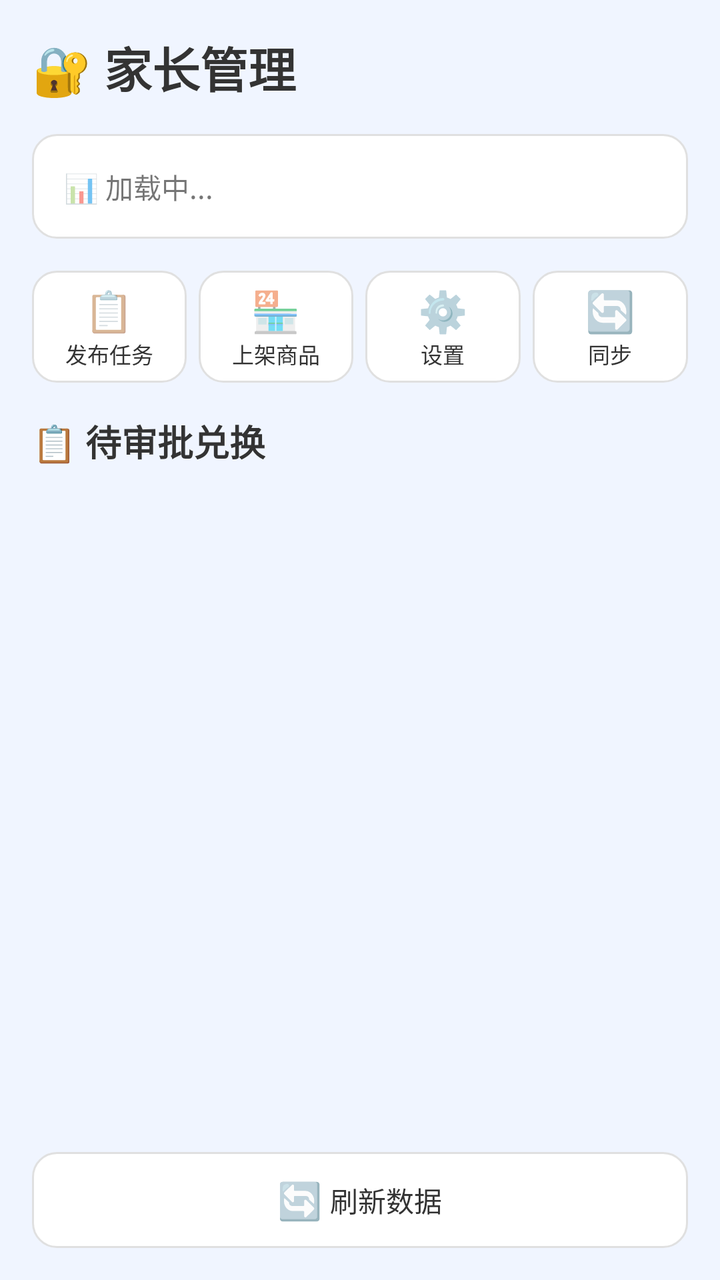
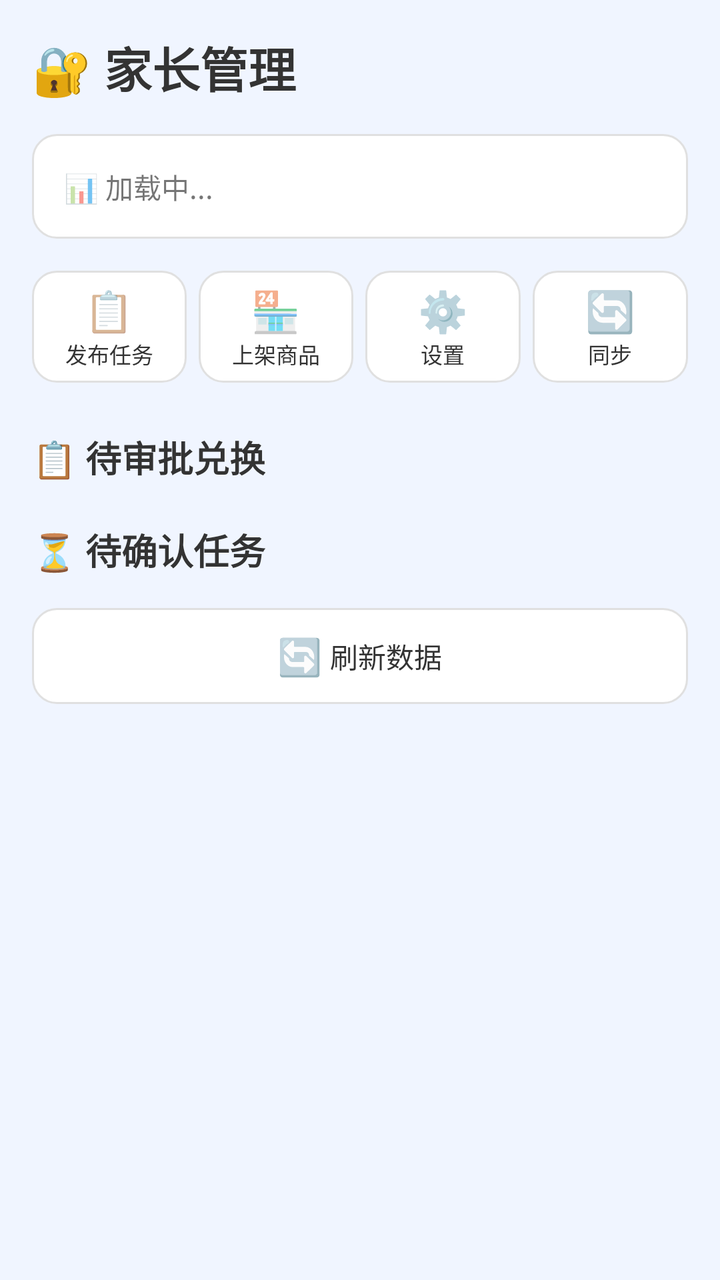

Screens rendered from an Android XML layout before and after an edit, with the pre-edit source and the edit as a unified diff.
<!-- AndroidManifest.xml: activity theme Theme.HabitTracker.Parent -->
<!-- res/layout/activity_parent.xml -->
<?xml version="1.0" encoding="utf-8"?>
<LinearLayout xmlns:android="http://schemas.android.com/apk/res/android"
    android:layout_width="match_parent"
    android:layout_height="match_parent"
    android:orientation="vertical"
    android:background="@color/background_parent"
    android:padding="16dp">

    <TextView
        android:layout_width="wrap_content"
        android:layout_height="wrap_content"
        android:text="🔐 家长管理"
        android:textSize="24sp"
        android:textColor="@color/text_primary"
        android:textStyle="bold"
        android:layout_marginBottom="16dp" />

    
    <TextView
        android:id="@+id/tv_parent_stats"
        android:layout_width="match_parent"
        android:layout_height="wrap_content"
        android:padding="16dp"
        android:background="@drawable/card_background"
        android:text="📊 加载中..."
        android:textSize="14sp"
        android:lineSpacingExtra="4dp"
        android:layout_marginBottom="16dp" />

    
    <LinearLayout
        android:layout_width="match_parent"
        android:layout_height="wrap_content"
        android:orientation="horizontal"
        android:gravity="center"
        android:layout_marginBottom="16dp">

        <LinearLayout
            android:id="@+id/btn_add_task"
            android:layout_width="0dp"
            android:layout_height="56dp"
            android:layout_weight="1"
            android:layout_marginEnd="6dp"
            android:gravity="center"
            android:orientation="vertical"
            android:background="@drawable/card_background"
            android:clickable="true"
            android:focusable="true"
            android:foreground="?attr/selectableItemBackground">

            <TextView
                android:layout_width="wrap_content"
                android:layout_height="wrap_content"
                android:text="📋"
                android:textSize="20sp" />

            <TextView
                android:layout_width="wrap_content"
                android:layout_height="wrap_content"
                android:text="发布任务"
                android:textSize="11sp"
                android:textColor="@color/text_primary" />
        </LinearLayout>

        <LinearLayout
            android:id="@+id/btn_add_shop_item"
            android:layout_width="0dp"
            android:layout_height="56dp"
            android:layout_weight="1"
            android:layout_marginEnd="6dp"
            android:gravity="center"
            android:orientation="vertical"
            android:background="@drawable/card_background"
            android:clickable="true"
            android:focusable="true"
            android:foreground="?attr/selectableItemBackground">

            <TextView
                android:layout_width="wrap_content"
                android:layout_height="wrap_content"
                android:text="🏪"
                android:textSize="20sp" />

            <TextView
                android:layout_width="wrap_content"
                android:layout_height="wrap_content"
                android:text="上架商品"
                android:textSize="11sp"
                android:textColor="@color/text_primary" />
        </LinearLayout>

        <LinearLayout
            android:id="@+id/btn_settings"
            android:layout_width="0dp"
            android:layout_height="56dp"
            android:layout_weight="1"
            android:layout_marginEnd="6dp"
            android:gravity="center"
            android:orientation="vertical"
            android:background="@drawable/card_background"
            android:clickable="true"
            android:focusable="true"
            android:foreground="?attr/selectableItemBackground">

            <TextView
                android:layout_width="wrap_content"
                android:layout_height="wrap_content"
                android:text="⚙️"
                android:textSize="20sp" />

            <TextView
                android:layout_width="wrap_content"
                android:layout_height="wrap_content"
                android:text="设置"
                android:textSize="11sp"
                android:textColor="@color/text_primary" />
        </LinearLayout>

        <LinearLayout
            android:id="@+id/btn_sync"
            android:layout_width="0dp"
            android:layout_height="56dp"
            android:layout_weight="1"
            android:gravity="center"
            android:orientation="vertical"
            android:background="@drawable/card_background"
            android:clickable="true"
            android:focusable="true"
            android:foreground="?attr/selectableItemBackground">

            <TextView
                android:layout_width="wrap_content"
                android:layout_height="wrap_content"
                android:text="🔄"
                android:textSize="20sp" />

            <TextView
                android:layout_width="wrap_content"
                android:layout_height="wrap_content"
                android:text="同步"
                android:textSize="11sp"
                android:textColor="@color/text_primary" />
        </LinearLayout>
    </LinearLayout>

    <TextView
        android:layout_width="wrap_content"
        android:layout_height="wrap_content"
        android:text="📋 待审批兑换"
        android:textSize="18sp"
        android:textColor="@color/text_primary"
        android:textStyle="bold"
        android:layout_marginBottom="8dp" />

    <androidx.recyclerview.widget.RecyclerView
        android:id="@+id/rv_pending_approvals"
        android:layout_width="match_parent"
        android:layout_height="0dp"
        android:layout_weight="1" />

    <LinearLayout
        android:id="@+id/btn_refresh"
        android:layout_width="match_parent"
        android:layout_height="48dp"
        android:layout_marginTop="8dp"
        android:gravity="center"
        android:orientation="horizontal"
        android:background="@drawable/card_background"
        android:clickable="true"
        android:focusable="true"
        android:foreground="?attr/selectableItemBackground">

        <TextView
            android:layout_width="wrap_content"
            android:layout_height="wrap_content"
            android:text="🔄"
            android:textSize="18sp"
            android:layout_marginEnd="4dp" />

        <TextView
            android:layout_width="wrap_content"
            android:layout_height="wrap_content"
            android:text="刷新数据"
            android:textSize="14sp"
            android:textColor="@color/text_primary" />
    </LinearLayout>

</LinearLayout>
<!-- resources referenced by this layout -->
<resources>
  <color name="background_parent">#F0F5FF</color>
  <color name="text_primary">#333333</color>
  <!-- drawable card_background (drawable) -->
  <?xml version="1.0" encoding="utf-8"?>
  <shape xmlns:android="http://schemas.android.com/apk/res/android"
      android:shape="rectangle">
      <solid android:color="@color/white" />
      <corners android:radius="12dp" />
      <stroke android:width="1dp" android:color="#E0E0E0" />
  </shape>
  <style name="Theme.HabitTracker.Parent" parent="Theme.HabitTracker">
          <item name="colorPrimary">@color/parent_blue</item>
          <item name="android:statusBarColor">@color/background_parent</item>
      </style>
  <color name="white">#FFFFFF</color>
  <style name="Theme.HabitTracker" parent="Theme.MaterialComponents.Light.NoActionBar">
          <item name="colorPrimary">@color/child_pink</item>
          <item name="colorPrimaryVariant">@color/child_pink_light</item>
          <item name="colorOnPrimary">@color/white</item>
          <item name="colorSecondary">@color/child_green</item>
          <item name="android:statusBarColor">@color/child_pink_light</item>
      </style>
  <color name="parent_blue">#2196F3</color>
  <color name="child_pink">#FF6B9D</color>
  <color name="child_pink_light">#FFF0F5</color>
  <color name="child_green">#4CAF50</color>
</resources>

<!-- the commit's change to res/layout/activity_parent.xml (unified diff, before → after) -->
@@ -1,10 +1,14 @@
 <?xml version="1.0" encoding="utf-8"?>
-<LinearLayout xmlns:android="http://schemas.android.com/apk/res/android"
+<ScrollView xmlns:android="http://schemas.android.com/apk/res/android"
     android:layout_width="match_parent"
     android:layout_height="match_parent"
-    android:orientation="vertical"
-    android:background="@color/background_parent"
-    android:padding="16dp">
+    android:background="@color/background_parent">
+
+    <LinearLayout
+        android:layout_width="match_parent"
+        android:layout_height="wrap_content"
+        android:orientation="vertical"
+        android:padding="16dp">
 
     <TextView
         android:layout_width="wrap_content"
@@ -150,13 +154,30 @@
         android:textSize="18sp"
         android:textColor="@color/text_primary"
         android:textStyle="bold"
+        android:layout_marginTop="8dp"
         android:layout_marginBottom="8dp" />
 
     <androidx.recyclerview.widget.RecyclerView
         android:id="@+id/rv_pending_approvals"
         android:layout_width="match_parent"
-        android:layout_height="0dp"
-        android:layout_weight="1" />
+        android:layout_height="wrap_content"
+        android:nestedScrollingEnabled="false" />
+
+    <TextView
+        android:layout_width="wrap_content"
+        android:layout_height="wrap_content"
+        android:text="⏳ 待确认任务"
+        android:textSize="18sp"
+        android:textColor="@color/text_primary"
+        android:textStyle="bold"
+        android:layout_marginTop="12dp"
+        android:layout_marginBottom="8dp" />
+
+    <androidx.recyclerview.widget.RecyclerView
+        android:id="@+id/rv_pending_tasks"
+        android:layout_width="match_parent"
+        android:layout_height="wrap_content"
+        android:nestedScrollingEnabled="false" />
 
     <LinearLayout
         android:id="@+id/btn_refresh"
@@ -186,3 +207,5 @@
     </LinearLayout>
 
 </LinearLayout>
+
+</ScrollView>
